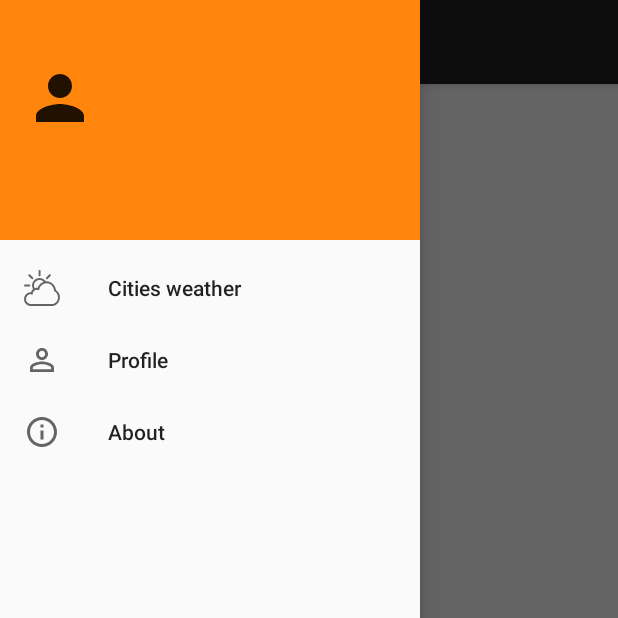
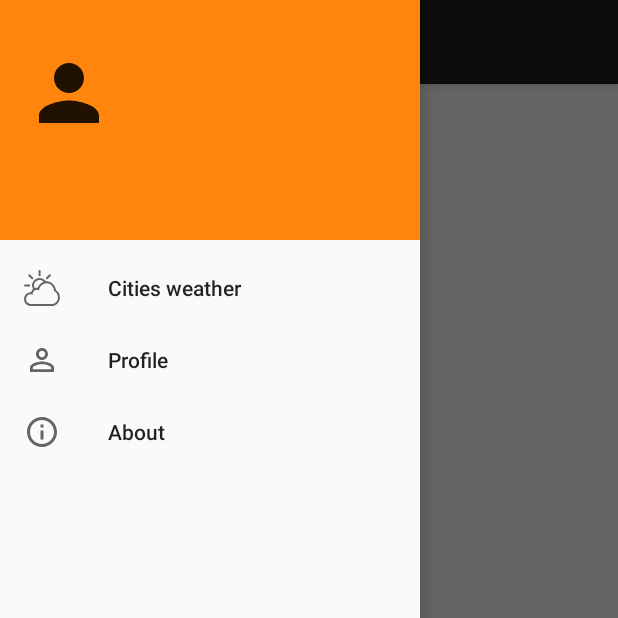
Before and after one commit to demixdn/open-weather, an Android app: the screen it shows after launch (StartActivity), with the side drawer open, on a phone screen of 412 x 824 dp, the top half of it. Run offline under Robolectric (Android 15) with nearby library versions, the phone set to English and light mode, and no system bars; our stand-ins replace Firebase (no records; nobody signed in at launch, a user with empty details on screens opened directly); pictures from the network do not load; 3 statements that could not run were skipped.

Commit message:
fix user image to circle

```diff
--- a/app/src/main/java/com/github/demixdn/weather/ui/StartActivity.java
+++ b/app/src/main/java/com/github/demixdn/weather/ui/StartActivity.java
@@ -19,6 +19,7 @@ import com.bumptech.glide.Glide;
 import com.github.demixdn.weather.App;
 import com.github.demixdn.weather.R;
 import com.github.demixdn.weather.data.FacebookLogin;
+import com.github.demixdn.weather.ui.transformation.CropCircleTransformation;
 import com.github.demixdn.weather.utils.AppTypeface;
 import com.google.firebase.auth.FirebaseUser;
 
@@ -30,6 +31,8 @@ public class StartActivity extends AppCompatActivity
     private FacebookLogin facebookLogin;
     private NavigationView navigationView;
     private FloatingActionButton fabAddCity;
+    private DrawerLayout drawerLayout;
+    private ActionBarDrawerToggle drawerToggle;
 
     public void setAppTypeface(@NonNull AppTypeface appTypeface) {
         this.appTypeface = appTypeface;
@@ -56,11 +59,10 @@ public class StartActivity extends AppCompatActivity
             }
         });
 
-        DrawerLayout drawer = (DrawerLayout) findViewById(R.id.drawer_layout);
-        ActionBarDrawerToggle toggle = new ActionBarDrawerToggle(
-                this, drawer, toolbar, R.string.navigation_drawer_open, R.string.navigation_drawer_close);
-        drawer.setDrawerListener(toggle);
-        toggle.syncState();
+        drawerLayout = (DrawerLayout) findViewById(R.id.drawer_layout);
+        drawerToggle = new ActionBarDrawerToggle(this, drawerLayout, toolbar, R.string.navigation_drawer_open, R.string.navigation_drawer_close);
+        drawerLayout.addDrawerListener(drawerToggle);
+        drawerToggle.syncState();
 
         navigationView = (NavigationView) findViewById(R.id.nav_view);
         navigationView.setNavigationItemSelectedListener(this);
@@ -80,7 +82,14 @@ public class StartActivity extends AppCompatActivity
                 tvUserName.setText(user.getDisplayName());
                 tvUserEmail.setText(user.getEmail());
                 ImageView ivUser = (ImageView) header.findViewById(R.id.ivUserPhoto);
-                Glide.with(this).load(user.getPhotoUrl()).asBitmap().placeholder(R.drawable.ic_person).error(R.drawable.ic_person).into(ivUser);
+                int size = getResources().getDimensionPixelSize(R.dimen.header_user_icon_size);
+                Glide.with(this)
+                        .load(user.getPhotoUrl())
+                        .override(size, size)
+                        .bitmapTransform(new CropCircleTransformation(this))
+                        .placeholder(R.drawable.ic_person)
+                        .error(R.drawable.ic_person)
+                        .into(ivUser);
             }
         }
     }
--- a/app/src/main/res/layout/nav_header_start.xml
+++ b/app/src/main/res/layout/nav_header_start.xml
@@ -15,9 +15,11 @@
 
     <ImageView
         android:id="@+id/ivUserPhoto"
-        android:layout_width="wrap_content"
-        android:layout_height="wrap_content"
-        android:paddingTop="@dimen/nav_header_vertical_spacing"
+        android:layout_width="@dimen/header_user_icon_size"
+        android:layout_height="@dimen/header_user_icon_size"
+        android:layout_marginTop="@dimen/nav_header_vertical_spacing"
+        android:scaleType="centerCrop"
+        android:adjustViewBounds="true"
         app:srcCompat="@drawable/ic_person"/>
 
     <TextView
--- a/app/src/main/res/values/dimens.xml
+++ b/app/src/main/res/values/dimens.xml
@@ -7,4 +7,5 @@
     <dimen name="nav_header_vertical_spacing">16dp</dimen>
     <dimen name="nav_header_height">160dp</dimen>
     <dimen name="fab_margin">16dp</dimen>
+    <dimen name="header_user_icon_size">60dp</dimen>
 </resources>
```
Also changed, not shown: app/src/main/java/com/github/demixdn/weather/ui/transformation/CropCircleTransformation.java (added, +80 -0 lines), app/src/main/res/drawable/ic_location_city.xml (added, +15 -0 lines), app/src/main/res/drawable/ic_location_city_black.xml (added, +9 -0 lines).
